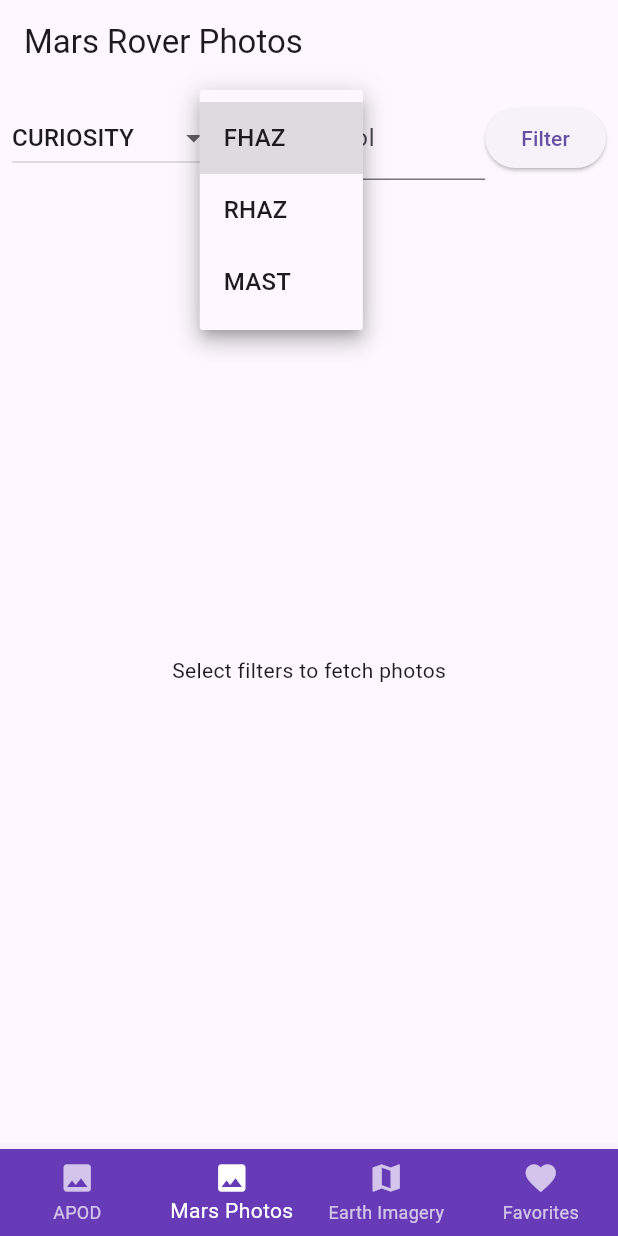
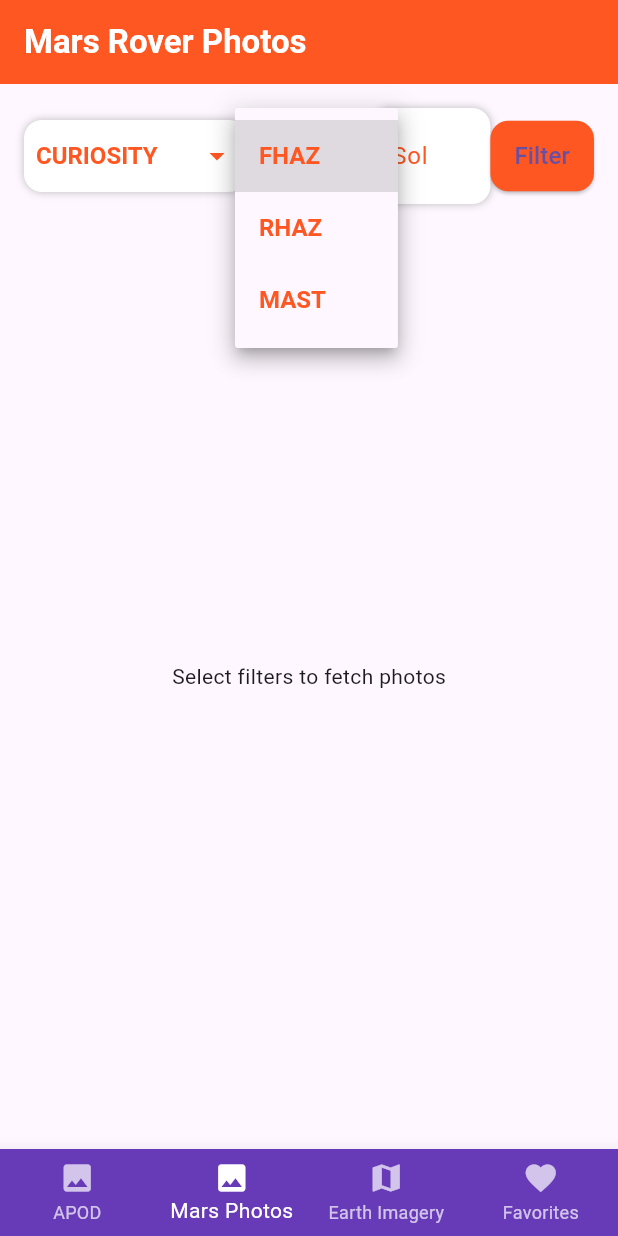
Before and after one commit to singhprashant1/nasa, a Flutter app: the screen it shows after launch, item 2 of the bottom bar chosen, after a tap on "FHAZ", on a phone screen of 412 x 824 dp. Run offline on Flutter 3.47's test engine with Material 3 defaults, Android fonts, the phone set to English and light mode, and no system bars; our stand-ins replace bloc, flutter_bloc, photo_view, sqflite; accounts and stored records are empty; network calls fail.

Commit message:
CR Prashant : caching and UI changes added

```diff
--- /dev/null
+++ b/lib/database/cache_database.dart
@@ -0,0 +1,76 @@
+import 'package:sqflite/sqflite.dart';
+import 'package:path/path.dart';
+
+class CacheDatabase {
+  static final CacheDatabase instance = CacheDatabase._init();
+  static Database? _database;
+
+  CacheDatabase._init();
+
+  Future<Database> get database async {
+    if (_database != null) return _database!;
+    _database = await _initDB('cache.db');
+    return _database!;
+  }
+
+  Future<Database> _initDB(String fileName) async {
+    final dbPath = await getDatabasesPath();
+    final path = join(dbPath, fileName);
+
+    return await openDatabase(
+      path,
+      version: 1,
+      onCreate: _createDB,
+    );
+  }
+
+  Future<void> _createDB(Database db, int version) async {
+    await db.execute('''
+      CREATE TABLE cache (
+        id INTEGER PRIMARY KEY AUTOINCREMENT,
+        endpoint TEXT NOT NULL,
+        response TEXT NOT NULL,
+        timestamp INTEGER NOT NULL
+      )
+    ''');
+  }
+
+  Future<void> saveCache(String endpoint, String response) async {
+    final db = await instance.database;
+    await db.insert(
+      'cache',
+      {
+        'endpoint': endpoint,
+        'response': response,
+        'timestamp': DateTime.now().millisecondsSinceEpoch,
+      },
+      conflictAlgorithm: ConflictAlgorithm.replace,
+    );
+  }
+
+  Future<String?> getCache(String endpoint) async {
+    final db = await instance.database;
+    final result = await db.query(
+      'cache',
+      where: 'endpoint = ?',
+      whereArgs: [endpoint],
+      orderBy: 'timestamp DESC',
+      limit: 1,
+    );
+
+    if (result.isNotEmpty) {
+      return result.first['response'] as String;
+    }
+    return null;
+  }
+
+  Future<void> clearCache() async {
+    final db = await instance.database;
+    await db.delete('cache');
+  }
+
+  Future<void> close() async {
+    final db = await instance.database;
+    db.close();
+  }
+}
--- a/lib/feature/gallery/Presentation/mars_gallery_screen.dart
+++ b/lib/feature/gallery/Presentation/mars_gallery_screen.dart
@@ -21,53 +21,32 @@ class _MarsGalleryScreenState extends State<MarsGalleryScreen> {
   Widget build(BuildContext context) {
     return Scaffold(
       appBar: AppBar(
-        title: Text('Mars Rover Photos'),
-      ),
-      body: Column(
-        children: [
-          Padding(
-            padding: const EdgeInsets.all(8.0),
-            child: Row(
-              children: [
-                DropdownButton<String>(
-                  value: selectedRover,
-                  items: ['curiosity', 'opportunity', 'spirit']
-                      .map((rover) => DropdownMenuItem(
-                    value: rover,
-                    child: Text(rover.toUpperCase()),
-                  ))
-                      .toList(),
-                  onChanged: (value) {
-                    setState(() {
-                      selectedRover = value!;
-                    });
-                  },
-                ),
-                SizedBox(width: 8),
-                DropdownButton<String>(
-                  value: selectedCamera,
-                  items: ['fhaz', 'rhaz', 'mast']
-                      .map((camera) => DropdownMenuItem(
-                    value: camera,
-                    child: Text(camera.toUpperCase()),
-                  ))
-                      .toList(),
-                  onChanged: (value) {
-                    setState(() {
-                      selectedCamera = value!;
-                    });
-                  },
-                ),
-                SizedBox(width: 8),
-                Expanded(
-                  child: TextField(
-                    decoration: InputDecoration(labelText: 'Sol'),
-                    keyboardType: TextInputType.number,
-                    onChanged: (value) {
-                      selectedSol = int.tryParse(value) ?? 1000;
-                    },
+        backgroundColor: Colors.deepOrange, // Modern and vibrant color
+        title: Text(
+          'Mars Rover Photos',
+          style: TextStyle(
+              fontSize: 22, fontWeight: FontWeight.bold, color: Colors.white),
         ),
       ),
+      body: Padding(
+        padding: const EdgeInsets.all(16.0), // Add padding for a cleaner layout
+        child: Column(
+          crossAxisAlignment: CrossAxisAlignment.start,
+          children: [
+            Row(
+              mainAxisAlignment: MainAxisAlignment.spaceBetween,
+              children: [
+                _buildDropdown(
+                  selectedValue: selectedRover,
+                  items: ['Curiosity', 'Opportunity', 'Spirit'],
+                  onChanged: (value) => setState(() => selectedRover = value!),
+                ),
+                _buildDropdown(
+                  selectedValue: selectedCamera,
+                  items: ['FHAZ', 'RHAZ', 'MAST'],
+                  onChanged: (value) => setState(() => selectedCamera = value!),
+                ),
+                _buildSolInput(),
                 ElevatedButton(
                   onPressed: () {
                     context.read<MarsRoverBloc>().add(
@@ -78,16 +57,23 @@ class _MarsGalleryScreenState extends State<MarsGalleryScreen> {
                       ),
                     );
                   },
-                  child: Text('Filter'),
+                  style: ElevatedButton.styleFrom(
+                    backgroundColor: Colors.deepOrange, // Consistent color theme
+                    padding: EdgeInsets.symmetric(horizontal: 16, vertical: 12),
+                    shape: RoundedRectangleBorder(
+                        borderRadius: BorderRadius.circular(12)),
+                  ),
+                  child: Text('Filter', style: TextStyle(fontSize: 16)),
                 ),
               ],
             ),
-          ),
+            SizedBox(height: 16),
             Expanded(
               child: BlocBuilder<MarsRoverBloc, MarsRoverState>(
                 builder: (context, state) {
                   if (state is MarsRoverInitial) {
-                  return Center(child: Text('Select filters to fetch photos'));
+                    return Center(
+                        child: Text('Select filters to fetch photos'));
                   } else if (state is MarsRoverLoading) {
                     return Center(child: CircularProgressIndicator());
                   } else if (state is MarsRoverLoaded) {
@@ -95,7 +81,7 @@ class _MarsGalleryScreenState extends State<MarsGalleryScreen> {
                       return Center(child: Text('No photos found.'));
                     }
                     return GridView.builder(
-                    padding: const EdgeInsets.all(8.0),
+                      padding: const EdgeInsets.symmetric(vertical: 16),
                       gridDelegate: SliverGridDelegateWithFixedCrossAxisCount(
                         crossAxisCount: 2,
                         crossAxisSpacing: 8.0,
@@ -104,7 +90,9 @@ class _MarsGalleryScreenState extends State<MarsGalleryScreen> {
                       itemCount: state.photos.length,
                       itemBuilder: (context, index) {
                         final photo = state.photos[index];
-                      return Stack(
+                        return ClipRRect(
+                          borderRadius: BorderRadius.circular(16),
+                          child: Stack(
                             children: [
                               Positioned.fill(
                                 child: Image.network(
@@ -112,10 +100,12 @@ class _MarsGalleryScreenState extends State<MarsGalleryScreen> {
                                   fit: BoxFit.cover,
                                   loadingBuilder: (context, child, progress) {
                                     if (progress == null) return child;
-                                return const Center(child: CircularProgressIndicator());
+                                    return const Center(
+                                        child: CircularProgressIndicator());
                                   },
                                   errorBuilder: (context, error, stackTrace) {
-                                return const Center(child: Text('Failed to load image'));
+                                    return const Center(
+                                        child: Text('Failed to load image'));
                                   },
                                 ),
                               ),
@@ -132,14 +122,16 @@ class _MarsGalleryScreenState extends State<MarsGalleryScreen> {
                                           type: 'Mars',
                                         ),
                                       );
-                                  ScaffoldMessenger.of(context).showSnackBar(
+                                      ScaffoldMessenger.of(context)
+                                          .showSnackBar(
                                         SnackBar(
                                           content: Text('Favorite Added'),
                                           duration: const Duration(seconds: 1),
                                         ),
                                       );
                                     },
-                                child: Icon(Icons.favorite_border,
+                                    child: Icon(
+                                      Icons.favorite_border,
                                       color: Colors.white,
                                       size: 30,
                                     ),
@@ -147,6 +139,7 @@ class _MarsGalleryScreenState extends State<MarsGalleryScreen> {
                                 ),
                               ),
                             ],
+                          ),
                         );
                       },
                     );
@@ -160,6 +153,63 @@ class _MarsGalleryScreenState extends State<MarsGalleryScreen> {
             ),
           ],
         ),
+      ),
+    );
+  }
+
+
+  Widget _buildDropdown({
+    required String selectedValue,
+    required List<String> items,
+    required Function(String?) onChanged,
+  }) {
+    return Container(
+      padding: EdgeInsets.symmetric(horizontal: 8),
+      decoration: BoxDecoration(
+        color: Colors.white,
+        borderRadius: BorderRadius.circular(12),
+        boxShadow: [BoxShadow(color: Colors.black26, blurRadius: 4)],
+      ),
+      child: DropdownButton<String>(
+        value: selectedValue,
+        items: items
+            .map((item) => DropdownMenuItem(
+          value: item.toLowerCase(),
+          child: Text(
+            item.toUpperCase(),
+            style: TextStyle(fontWeight: FontWeight.bold, fontSize: 16),
+          ),
+        ))
+            .toList(),
+        onChanged: onChanged,
+        style: TextStyle(color: Colors.deepOrange, fontSize: 16),
+        icon: Icon(Icons.arrow_drop_down, color: Colors.deepOrange),
+        underline: SizedBox(),
+      ),
+    );
+  }
+
+  Widget _buildSolInput() {
+    return Expanded(
+      child: Container(
+        decoration: BoxDecoration(
+          color: Colors.white,
+          borderRadius: BorderRadius.circular(12),
+          boxShadow: [BoxShadow(color: Colors.black26, blurRadius: 4)],
+        ),
+        child: TextField(
+          decoration: InputDecoration(
+            labelText: 'Sol',
+            labelStyle: TextStyle(color: Colors.deepOrange),
+            border: InputBorder.none,
+            contentPadding: EdgeInsets.all(12),
+          ),
+          keyboardType: TextInputType.number,
+          onChanged: (value) {
+            selectedSol = int.tryParse(value) ?? 1000;
+          },
+        ),
+      ),
     );
   }
 }
--- a/lib/feature/gallery/data/mars_rover_repository.dart
+++ b/lib/feature/gallery/data/mars_rover_repository.dart
@@ -14,7 +14,6 @@ class MarsRoverRepository {
     final url = Uri.parse(
       'https://api.nasa.gov/mars-photos/api/v1/rovers/$rover/photos?sol=$sol&camera=$camera&api_key=$apiKey',
     );
-    print("========$url");
     final response = await http.get(url);
 
     if (response.statusCode == 200) {
--- a/lib/feature/home_page/bloc/apod_bloc.dart
+++ b/lib/feature/home_page/bloc/apod_bloc.dart
@@ -10,7 +10,7 @@ class ApodBloc extends Bloc<ApodEvent, ApodState> {
     on<FetchApodEvent>((event, emit) async {
       emit(ApodLoading());
       try {
-        final apod = await apodRepository.fetchApod();
+        final apod = await apodRepository.fetchAPOD();
         emit(ApodLoaded(
           imageUrl: apod['url'],
           title: apod['title'],
--- a/lib/feature/home_page/data/apod_repository.dart
+++ b/lib/feature/home_page/data/apod_repository.dart
@@ -1,19 +1,40 @@
 import 'dart:convert';
 import 'package:http/http.dart' as http;
+import 'package:nasa/database/cache_database.dart';
 
 class ApodRepository {
   final String apiKey;
+  final CacheDatabase cacheDatabase;
 
-  ApodRepository({required this.apiKey});
+  ApodRepository({required this.apiKey, required this.cacheDatabase});
 
-  Future<Map<String, dynamic>> fetchApod() async {
-    final url = Uri.parse('https://api.nasa.gov/planetary/apod?api_key=$apiKey');
-    final response = await http.get(url);
+  Future<Map<String, dynamic>> fetchAPOD() async {
+    final endpoint = 'https://api.nasa.gov/planetary/apod?api_key=$apiKey';
 
-    if (response.statusCode == 200) {
-      return jsonDecode(response.body);
-    } else {
-      throw Exception('Failed to load APOD');
+    // Check for cached data
+    final cachedData = await cacheDatabase.getCache(endpoint);
+    if (cachedData != null) {
+      return jsonDecode(cachedData);
+    }
+
+    try {
+      // Fetch data from API
+      final response = await http.get(Uri.parse(endpoint));
+      if (response.statusCode == 200) {
+        final responseBody = response.body;
+
+        // Cache the response
+        await cacheDatabase.saveCache(endpoint, responseBody);
+        return jsonDecode(responseBody);
+      } else {
+        throw Exception('Failed to fetch APOD data.');
+      }
+    } catch (_) {
+      // Return cached data if available during errors
+      if (cachedData != null) {
+        return jsonDecode(cachedData);
+      }
+      throw Exception('No data available offline.');
     }
   }
 }
--- a/lib/main.dart
+++ b/lib/main.dart
@@ -1,5 +1,6 @@
 import 'package:flutter/material.dart';
 import 'package:flutter_bloc/flutter_bloc.dart';
+import 'package:nasa/database/cache_database.dart';
 import 'package:nasa/database/favorites_database.dart';
 import 'package:nasa/feature/earth/Presentation/earth_imagery_screen.dart';
 import 'package:nasa/feature/earth/bloc/earth_imagery_bloc.dart';
@@ -22,7 +23,7 @@ void main() {
 class MyApp extends StatelessWidget {
   @override
   Widget build(BuildContext context) {
-    final apodRepository = ApodRepository(apiKey: 'FmM01gHtO0X5X16fPRYMhAzBf7DmEFpxFnjs4R9G');
+    final apodRepository = ApodRepository(apiKey: 'FmM01gHtO0X5X16fPRYMhAzBf7DmEFpxFnjs4R9G',cacheDatabase: CacheDatabase.instance);
     final marsRoverRepository = MarsRoverRepository(apiKey: 'FmM01gHtO0X5X16fPRYMhAzBf7DmEFpxFnjs4R9G');
     final earthRoverRepository = EarthImageryRepository(apiKey: 'FmM01gHtO0X5X16fPRYMhAzBf7DmEFpxFnjs4R9G');
     final favoritesDatabase = FavoritesDatabase.instance;
```
Lines whose indentation alone changed are shown as unchanged.
